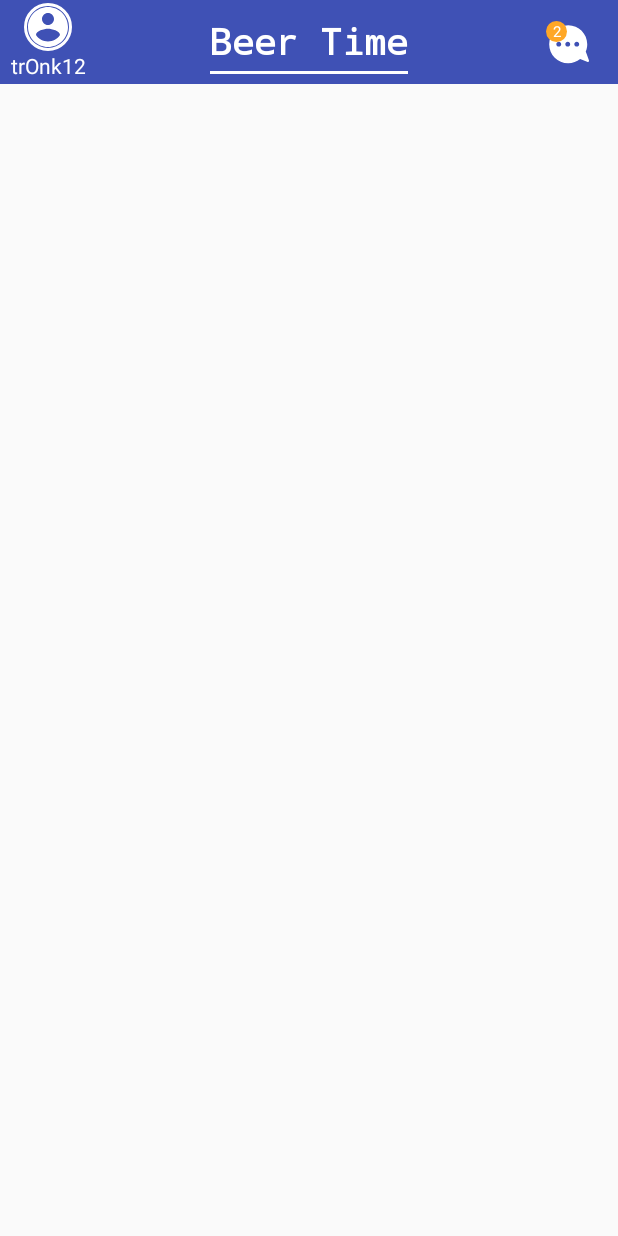
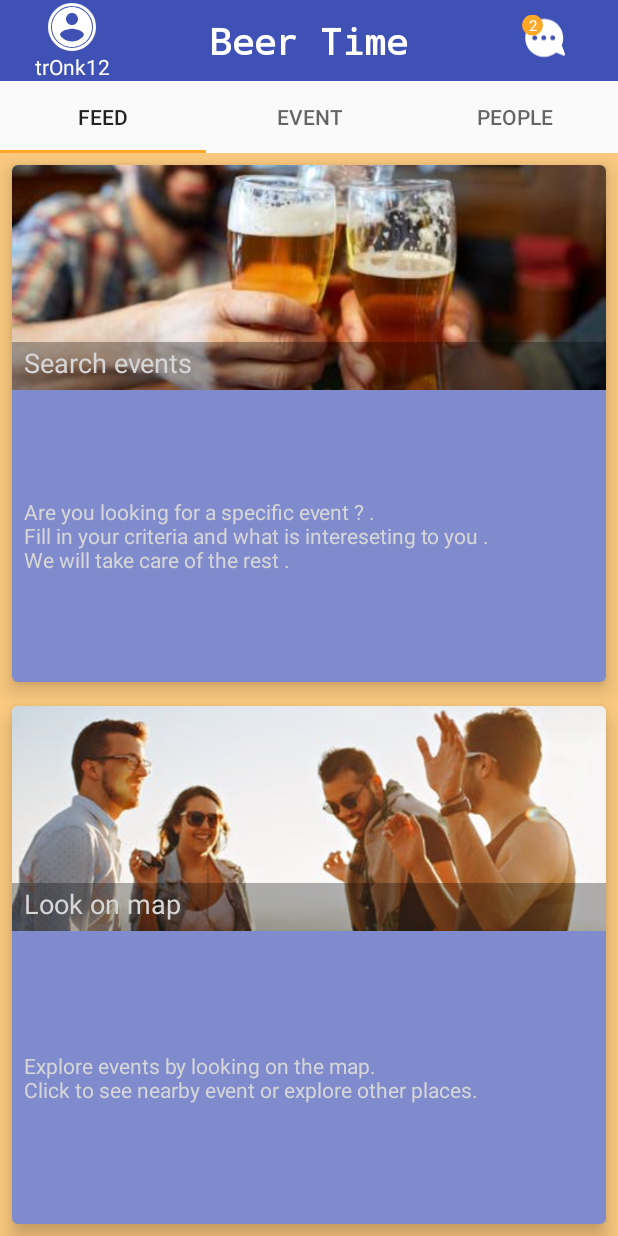
Before and after one commit to trOnk12/BeerTimeRefactored, an Android app: the MainActivity screen opened directly, with no data from a screen before it, on a phone screen of 412 x 824 dp. Run offline under Robolectric (Android 15) with nearby library versions, the light colour scheme and no system bars; our stand-ins replace CircleImageView, Dagger/Hilt's generated code, Firebase (no records; nobody signed in at launch, a user with empty details on screens opened directly); 1 statement that could not run was skipped.

Commit message:
views created for mainacitivty

```diff
--- a/app/build.gradle
+++ b/app/build.gradle
@@ -73,6 +73,7 @@ dependencies {
 
     //Gson
     implementation 'com.google.code.gson:gson:2.8.5'
+    implementation 'com.android.support:cardview-v7:28.0.0'
 }
 
 apply plugin: 'com.google.gms.google-services'
--- a/app/src/main/java/com/example/gebruiker/beertimerefactor/di/ActivityBuilder.kt
+++ b/app/src/main/java/com/example/gebruiker/beertimerefactor/di/ActivityBuilder.kt
@@ -9,6 +9,7 @@ import com.example.gebruiker.beertimerefactor.ui.main.MainActivity
 import com.example.gebruiker.beertimerefactor.ui.main.di.MainActivityModule
 import com.example.gebruiker.beertimerefactor.ui.dialogs.DialogsActivity
 import com.example.gebruiker.beertimerefactor.ui.dialogs.di.DialogsActivityModule
+import com.example.gebruiker.beertimerefactor.ui.main.fragments.di.FragmenstProvider
 import com.example.gebruiker.beertimerefactor.ui.register.RegisterActivity
 import com.example.gebruiker.beertimerefactor.ui.register.di.RegisterModule
 import dagger.Module
@@ -26,7 +27,7 @@ abstract class ActivityBuilder {
     @ContributesAndroidInjector(modules = [RegisterModule::class])
     abstract fun bindRegisterActivity(): RegisterActivity
 
-    @ContributesAndroidInjector(modules = [MainActivityModule::class])
+    @ContributesAndroidInjector(modules = [MainActivityModule::class, FragmenstProvider::class])
     abstract fun bindMainActivity(): MainActivity
 
     @ContributesAndroidInjector(modules = [DialogsActivityModule::class])
@@ -35,4 +36,5 @@ abstract class ActivityBuilder {
     @ContributesAndroidInjector(modules = [ChatActivityModule::class])
     abstract fun bindChatActivity(): ChatActivity
 
+
 }
--- /dev/null
+++ b/app/src/main/java/com/example/gebruiker/beertimerefactor/ui/main/fragments/EventsMainFragment.kt
@@ -0,0 +1,17 @@
+package com.example.gebruiker.beertimerefactor.ui.main.fragments
+
+import android.os.Bundle
+import android.view.LayoutInflater
+import android.view.View
+import android.view.ViewGroup
+import com.example.gebruiker.beertimerefactor.R
+import dagger.android.support.DaggerAppCompatDialogFragment
+import dagger.android.support.DaggerFragment
+
+class EventsMainFragment : DaggerFragment() {
+    override fun onCreateView(inflater: LayoutInflater, container: ViewGroup?, savedInstanceState: Bundle?): View? {
+
+        return inflater.inflate(R.layout.fragment_event_main, container, false)
+
+    }
+}
--- /dev/null
+++ b/app/src/main/java/com/example/gebruiker/beertimerefactor/ui/main/fragments/PeopleMainFragment.kt
@@ -0,0 +1,4 @@
+package com.example.gebruiker.beertimerefactor.ui.main.fragments
+
+class PeopleMainFragment {
+}
--- /dev/null
+++ b/app/src/main/java/com/example/gebruiker/beertimerefactor/ui/main/fragments/di/EventsMainFragmentModule.kt
@@ -0,0 +1,9 @@
+package com.example.gebruiker.beertimerefactor.ui.main.fragments.di
+
+import dagger.Module
+
+
+@Module
+class EventsMainFragmentModule {
+
+}
--- /dev/null
+++ b/app/src/main/java/com/example/gebruiker/beertimerefactor/ui/main/fragments/di/FragmenstProvider.kt
@@ -0,0 +1,14 @@
+package com.example.gebruiker.beertimerefactor.ui.main.fragments.di
+
+import com.example.gebruiker.beertimerefactor.ui.main.fragments.EventsMainFragment
+import dagger.Module
+import dagger.android.ContributesAndroidInjector
+
+
+@Module
+abstract class FragmenstProvider {
+
+    @ContributesAndroidInjector(modules = arrayOf(EventsMainFragmentModule::class))
+    internal abstract fun provideDetailFragmentFactory(): EventsMainFragment
+
+}
--- a/app/src/main/res/layout/activity_main.xml
+++ b/app/src/main/res/layout/activity_main.xml
@@ -1,11 +1,54 @@
 <?xml version="1.0" encoding="utf-8"?>
 <android.support.constraint.ConstraintLayout xmlns:android="http://schemas.android.com/apk/res/android"
+    xmlns:app="http://schemas.android.com/apk/res-auto"
     xmlns:tools="http://schemas.android.com/tools"
     android:layout_width="match_parent"
     android:layout_height="match_parent"
     tools:context=".ui.main.MainActivity">
 
-    <include layout="@layout/custom_toolbar_"/>
+    <include
+        android:id="@+id/toolbar_container"
+        layout="@layout/custom_toolbar_" />
+
+
+    <android.support.design.widget.TabLayout
+        android:id="@+id/navigation_bar"
+        android:layout_width="match_parent"
+        android:layout_height="wrap_content"
+        app:layout_constraintLeft_toLeftOf="parent"
+        app:layout_constraintTop_toBottomOf="@id/toolbar_container">
+
+        <android.support.design.widget.TabItem
+            android:layout_width="wrap_content"
+            android:layout_height="wrap_content"
+            android:text="Feed" />
+
+        <android.support.design.widget.TabItem
+            android:layout_width="wrap_content"
+            android:layout_height="wrap_content"
+            android:text="Event" />
+
+        <android.support.design.widget.TabItem
+            android:layout_width="wrap_content"
+            android:layout_height="wrap_content"
+            android:text="People" />
+
+    </android.support.design.widget.TabLayout>
+
+    <LinearLayout
+        android:id="@+id/fragment_container"
+        android:layout_width="match_parent"
+        android:layout_height="0dp"
+        android:orientation="horizontal"
+        app:layout_constraintBottom_toBottomOf="parent"
+        app:layout_constraintTop_toBottomOf="@id/navigation_bar">
+
+        <fragment
+            android:name="com.example.gebruiker.beertimerefactor.ui.main.fragments.EventsMainFragment"
+            android:layout_width="match_parent"
+            android:layout_height="match_parent" />
+
+    </LinearLayout>
 
 
 </android.support.constraint.ConstraintLayout>
--- a/app/src/main/res/layout/custom_toolbar_.xml
+++ b/app/src/main/res/layout/custom_toolbar_.xml
@@ -1,19 +1,17 @@
 <?xml version="1.0" encoding="utf-8"?>
 <android.support.constraint.ConstraintLayout
     xmlns:android="http://schemas.android.com/apk/res/android"
-    xmlns:tools="http://schemas.android.com/tools"
-    android:layout_width="match_parent"
     xmlns:app="http://schemas.android.com/apk/res-auto"
     app:layout_constraintTop_toTopOf="parent"
     app:layout_constraintLeft_toLeftOf="parent"
     app:layout_constraintRight_toRightOf="parent"
-    android:layout_height="wrap_content">
-
+    android:layout_width="match_parent"
+    android:layout_height="54dp">
 
     <android.support.v7.widget.Toolbar
         android:id="@+id/toolbar"
         android:layout_width="match_parent"
-        android:layout_height="?attr/actionBarSize"
+        android:layout_height="54dp"
         android:background="?attr/colorPrimary"
         app:layout_constraintTop_toTopOf="parent"
         app:layout_constraintLeft_toLeftOf="parent"
@@ -27,7 +25,7 @@
         android:id="@+id/custom_chat"
         android:layout_width="wrap_content"
         android:layout_height="wrap_content"
-        android:layout_marginRight="16dp"
+        android:layout_marginRight="32dp"
         app:animateJump="true"
         app:layout_constraintTop_toTopOf="@id/toolbar"
         app:layout_constraintBottom_toBottomOf="@id/toolbar"
@@ -42,7 +40,7 @@
         android:id="@+id/profile_image"
         android:layout_width="32dp"
         android:layout_height="32dp"
-        android:layout_marginStart="16dp"
+        android:layout_marginStart="32dp"
         android:layout_marginTop="2dp"
         android:src="@drawable/ic_baseline_account_circle_24px"
         app:civ_border_color="#FFF"
@@ -55,7 +53,7 @@
         android:id="@+id/user_name"
         android:layout_width="wrap_content"
         android:layout_height="wrap_content"
-        android:layout_marginBottom="8dp"
+
         android:text="trOnk12"
         android:textColor="#FFF"
         app:layout_constraintBottom_toBottomOf="parent"
@@ -63,22 +61,11 @@
         app:layout_constraintRight_toRightOf="@id/profile_image"
         app:layout_constraintTop_toBottomOf="@id/profile_image"/>
 
-    <View
-        android:layout_width="0dp"
-        android:layout_height="2dp"
-        android:background="#ffffff"
-        android:layout_marginTop="4dp"
-        app:layout_constraintLeft_toLeftOf="@id/textView7"
-        app:layout_constraintRight_toRightOf="@id/textView7"
-        app:layout_constraintTop_toBottomOf="@id/textView7"/>
 
     <TextView
         android:id="@+id/textView7"
         android:layout_width="wrap_content"
         android:layout_height="wrap_content"
-        android:layout_marginStart="8dp"
-        android:layout_marginEnd="8dp"
-        android:layout_marginBottom="8dp"
         android:fontFamily="monospace"
         android:lineSpacingExtra="12sp"
         android:text="Beer Time"
@@ -94,4 +81,6 @@
         app:layout_constraintTop_toTopOf="parent"/>
 
 
+
+
 </android.support.constraint.ConstraintLayout>
--- /dev/null
+++ b/app/src/main/res/layout/custom_two_option_cards.xml
@@ -0,0 +1,125 @@
+<?xml version="1.0" encoding="utf-8"?>
+<LinearLayout xmlns:android="http://schemas.android.com/apk/res/android"
+    xmlns:card_view="http://schemas.android.com/apk/res-auto"
+    android:layout_width="match_parent"
+    android:layout_height="match_parent"
+    android:background="#91FFA726"
+    android:orientation="vertical"
+    android:weightSum="2">
+
+
+    <android.support.v7.widget.CardView
+        android:layout_width="match_parent"
+        android:layout_height="0dp"
+        android:layout_margin="8dp"
+        android:layout_weight="1"
+        card_view:cardCornerRadius="4dp"
+        card_view:cardElevation="8dp">
+
+        <LinearLayout
+            android:layout_width="match_parent"
+            android:layout_height="match_parent"
+            android:orientation="vertical">
+
+            <RelativeLayout
+                android:layout_width="match_parent"
+                android:layout_height="wrap_content">
+
+                <ImageView
+                    android:id="@+id/background_image"
+                    android:layout_width="match_parent"
+                    android:layout_height="150dp"
+                    android:scaleType="centerCrop"
+                    android:src="@drawable/event2" />
+
+                <View
+                    android:layout_width="match_parent"
+                    android:layout_height="32dp"
+                    android:layout_alignBottom="@id/background_image"
+                    android:background="#4D000000" />
+
+                <TextView
+                    android:layout_width="match_parent"
+                    android:layout_height="wrap_content"
+                    android:layout_alignBottom="@id/background_image"
+                    android:layout_marginLeft="8dp"
+                    android:layout_marginBottom="6dp"
+                    android:text="Search events"
+                    android:textColor="@color/white"
+                    android:textSize="18dp" />
+
+
+            </RelativeLayout>
+
+            <TextView
+                android:layout_width="match_parent"
+                android:layout_height="match_parent"
+                android:background="#AA3F51B5"
+                android:gravity="left|center_vertical"
+                android:paddingLeft="8dp"
+                android:text="@string/find_event"
+                android:textColor="@color/white" />
+
+        </LinearLayout>
+
+    </android.support.v7.widget.CardView>
+
+    <android.support.v7.widget.CardView
+        android:layout_width="match_parent"
+        android:layout_height="0dp"
+        android:layout_margin="8dp"
+        android:layout_weight="1"
+        card_view:cardCornerRadius="4dp"
+        card_view:cardElevation="8dp">
+
+        <LinearLayout
+            android:layout_width="match_parent"
+            android:layout_height="match_parent"
+            android:orientation="vertical">
+
+
+            <RelativeLayout
+                android:layout_width="match_parent"
+                android:layout_height="wrap_content">
+
+                <ImageView
+                    android:id="@+id/background_image1"
+                    android:layout_width="match_parent"
+                    android:layout_height="150dp"
+                    android:scaleType="centerCrop"
+                    android:src="@drawable/people1" />
+
+                <View
+                    android:layout_width="match_parent"
+                    android:layout_height="32dp"
+                    android:layout_alignBottom="@id/background_image1"
+                    android:background="#4D000000" />
+
+                <TextView
+                    android:layout_width="match_parent"
+                    android:layout_height="wrap_content"
+                    android:layout_alignBottom="@id/background_image1"
+                    android:layout_marginLeft="8dp"
+                    android:layout_marginBottom="6dp"
+                    android:text="Look on map"
+                    android:textColor="@color/white"
+                    android:textSize="18dp" />
+
+
+            </RelativeLayout>
+
+            <TextView
+                android:layout_width="match_parent"
+                android:layout_height="match_parent"
+                android:background="#AA3F51B5"
+                android:gravity="left|center_vertical"
+                android:paddingLeft="8dp"
+                android:text="@string/find_map_event"
+                android:textColor="@color/white" />
+
+        </LinearLayout>
+
+    </android.support.v7.widget.CardView>
+
+
+</LinearLayout>
--- /dev/null
+++ b/app/src/main/res/layout/fragment_event_main.xml
@@ -0,0 +1,8 @@
+<?xml version="1.0" encoding="utf-8"?>
+<android.support.constraint.ConstraintLayout
+    xmlns:android="http://schemas.android.com/apk/res/android" android:layout_width="match_parent"
+    android:layout_height="match_parent">
+
+    <include layout="@layout/custom_two_option_cards"/>
+
+</android.support.constraint.ConstraintLayout>
--- /dev/null
+++ b/app/src/main/res/layout/fragment_people_main.xml
@@ -0,0 +1,6 @@
+<?xml version="1.0" encoding="utf-8"?>
+<android.support.constraint.ConstraintLayout
+    xmlns:android="http://schemas.android.com/apk/res/android" android:layout_width="match_parent"
+    android:layout_height="match_parent">
+
+</android.support.constraint.ConstraintLayout>
--- /dev/null
+++ b/app/src/main/res/menu/bottom_navigation_main.xml
@@ -0,0 +1,28 @@
+<?xml version="1.0" encoding="utf-8"?>
+<menu xmlns:android="http://schemas.android.com/apk/res/android"
+    xmlns:app="http://schemas.android.com/apk/res-auto">
+
+    <item
+        android:id="@+id/action_feed"
+        android:enabled="true"
+        android:icon="@drawable/ic_if_message_01_186393"
+        android:title="@string/text_feed"
+        app:showAsAction="ifRoom" />
+
+    <item
+        android:id="@+id/action_favorites"
+        android:enabled="true"
+        android:icon="@drawable/ic_baseline_account_circle_24px"
+        android:title="@string/text_events"
+        app:showAsAction="ifRoom" />
+
+    <item
+        android:id="@+id/action_schedules"
+        android:enabled="true"
+        android:icon="@drawable/ic_baseline_account_circle_24px"
+        android:title="@string/text_people"
+        app:showAsAction="ifRoom" />
+
+
+
+</menu>
--- a/app/src/main/res/values/strings.xml
+++ b/app/src/main/res/values/strings.xml
@@ -5,4 +5,9 @@
     <string name="err_password_confirmation">Passwords are not the same</string>
     <string name="user_logged_id_key">USER_ID</string>
     <string name="user_logged_in">LOGGED_IN</string>
+    <string name="text_people">People</string>
+    <string name="text_events">Events</string>
+    <string name="text_feed">Feed</string>
+    <string name="find_event">Are you looking for a specific event ? . \nFill in your criteria and what is intereseting to you .\nWe will take care of the rest . </string>
+    <string name="find_map_event">Explore events by looking on the map. \nClick to see nearby event or explore other places. </string>
 </resources>
```
Also changed, not shown: app/src/main/res/drawable/event1.jpg (added), app/src/main/res/drawable/event2.jpg (added), app/src/main/res/drawable/people1.jpeg (added).
